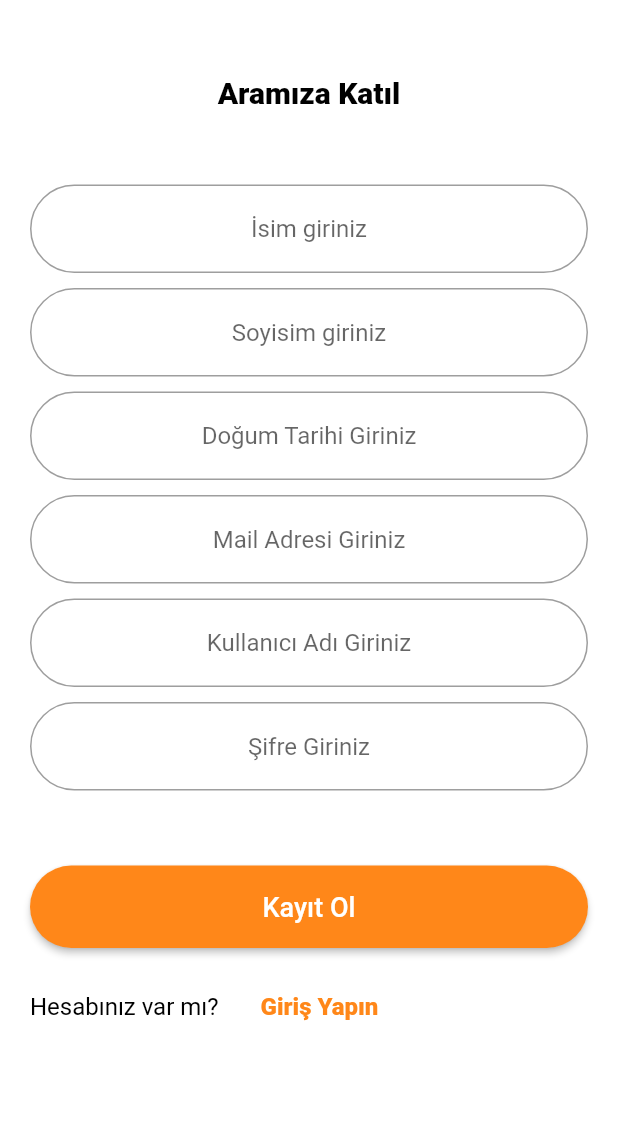
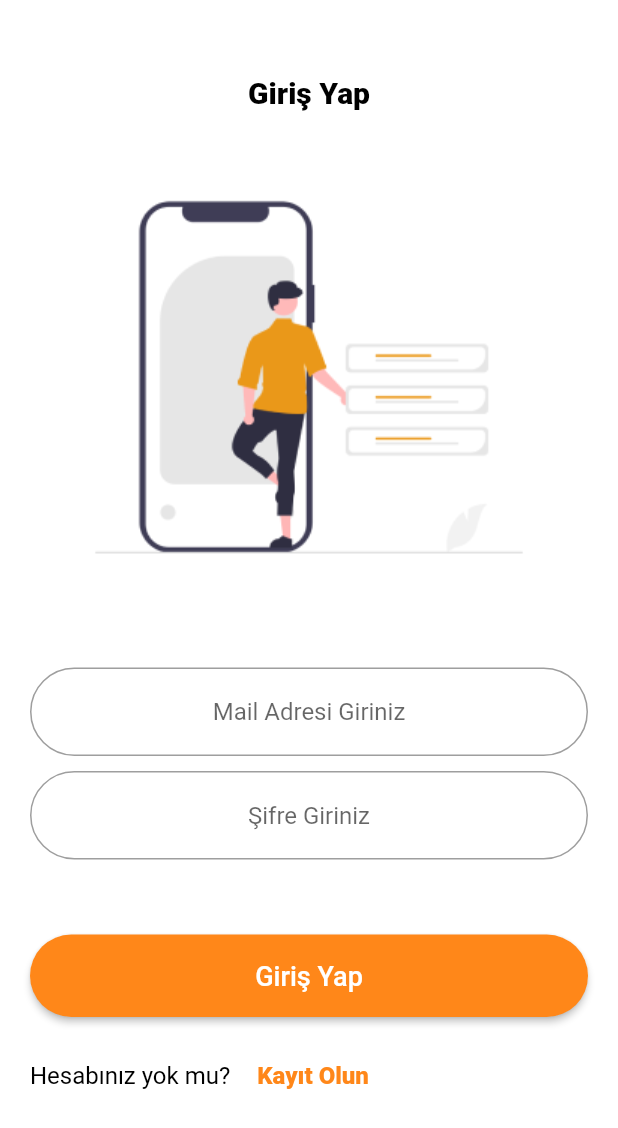
Before and after one commit to Dogukangoktass/flutter_demo_app_2, a Flutter app: the screen it shows after launch, on a phone screen of 412 x 824 dp. Shown: the top 1128 px of the screen. Run offline on Flutter 3.47's test engine with Material 2 defaults, Android fonts, the phone set to English and light mode, and no system bars.

Commit message:
Login Screen designed

```diff
--- a/lib/main.dart
+++ b/lib/main.dart
@@ -1,5 +1,6 @@
 import 'package:flutter/material.dart';
 import 'package:flutter_demo_app_2/product/theme/light_theme.dart';
+import 'package:flutter_demo_app_2/screens/login/login_screen.dart';
 import 'package:flutter_demo_app_2/screens/register/register_screen.dart';
 import 'package:flutter_demo_app_2/screens/splash/splash_screen.dart';
 
@@ -17,7 +18,7 @@ class MyApp extends StatelessWidget {
       debugShowCheckedModeBanner: false,
       title: 'Flutter Mobile App Demo',
       theme: LightTheme().theme,
-      home: const RegisterView(),
+      home: const LoginView(),
     );
   }
 }
--- a/lib/product/utility/constants/image_path.dart
+++ b/lib/product/utility/constants/image_path.dart
@@ -1,3 +1,4 @@
 class ImagePath{
   final String splashImg="lib/assets/images/splashImg.png";
+  final String loginImg="lib/assets/images/loginImg.png";
 }
--- /dev/null
+++ b/lib/screens/login/login_screen.dart
@@ -0,0 +1,73 @@
+import 'package:flutter/material.dart';
+
+import '../../product/utility/constants/image_path.dart';
+import '../../product/utility/constants/light_color.dart';
+import '../../product/widget/button/button_view.dart';
+import '../../product/widget/input/textfield_view.dart';
+import '../../product/widget/text/text_view.dart';
+import 'login_string.dart';
+
+class LoginView extends StatefulWidget {
+  const LoginView({super.key});
+
+  @override
+  State<LoginView> createState() => _LoginViewState();
+}
+
+class _LoginViewState extends State<LoginView> {
+  @override
+  Widget build(BuildContext context) {
+    return Scaffold(
+      body: Padding(
+        padding: registerPadding().horizontalPadding,
+        child: Column(
+          children: [
+
+            Padding(
+              padding:registerPadding().topPadding50,
+              child: Center(child: TextView(textColor: LightColor().textColor, textSize: 20, textFontWeight: FontWeight.w900, text: LoginString.signUp, textAlign: TextAlign.center)),
+            ),
+
+            Padding(
+                padding: EdgeInsets.only(top: 35),
+                child: Center(child: Image.asset(ImagePath().loginImg))),
+
+
+            Padding(
+              padding:  registerPadding().topPadding50,
+              child: TextFieldView(keyboardType: TextInputType.emailAddress, hintText: LoginString.emailaddress, obscuringCharacter: " ",  ),
+            ),
+            Padding(
+              padding: registerPadding().topPadding,
+              child: TextFieldView(keyboardType: TextInputType.visiblePassword, hintText: LoginString.password, obscuringCharacter: "*",  ),
+            ),
+
+
+            Padding(
+              padding:registerPadding().topPadding50,
+              child: ButtonView(text: LoginString.signUp, height: 55, buttonWidth: 400),
+            ),
+
+
+            Padding(
+              padding: const EdgeInsets.only(top:15.0),
+              child: Row(children: [
+                TextView(text:LoginString.haventAccount, textSize: 16, textFontWeight: FontWeight.normal, textColor: LightColor().textColor,textAlign: TextAlign.center),
+                SizedBox(width: 10),
+                TextButton(onPressed: (){}, child:
+                TextView(text: LoginString.register, textSize: 16, textFontWeight: FontWeight.w900, textColor: LightColor().orange,textAlign: TextAlign.center),
+                )
+              ],),
+            )
+          ],
+        ),
+      ),
+    );
+  }
+}
+
+class registerPadding{
+  final EdgeInsets topPadding=EdgeInsets.only(top: 10);
+  final EdgeInsets topPadding50=EdgeInsets.only(top: 50);
+  final EdgeInsets horizontalPadding=EdgeInsets.symmetric(horizontal: 20);
+}
--- /dev/null
+++ b/lib/screens/login/login_string.dart
@@ -0,0 +1,11 @@
+class LoginString{
+  static const signUp="Giriş Yap";
+  static const firstName="İsim giriniz";
+  static const lastName="Soyisim giriniz";
+  static const emailaddress="Mail Adresi Giriniz";
+  static const username="Kullanıcı Adı Giriniz";
+  static const password="Şifre Giriniz";
+  static const haventAccount="Hesabınız yok mu?";
+  static const register="Kayıt Olun";
+
+}
```
